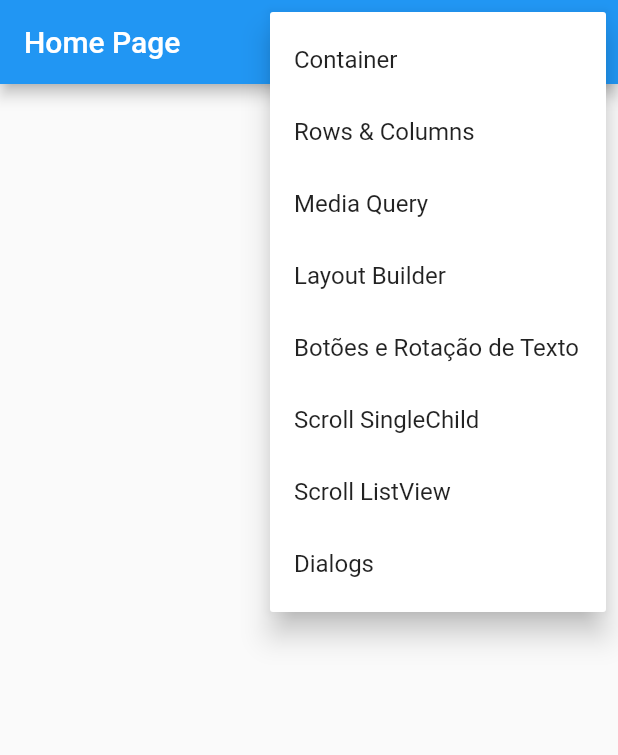
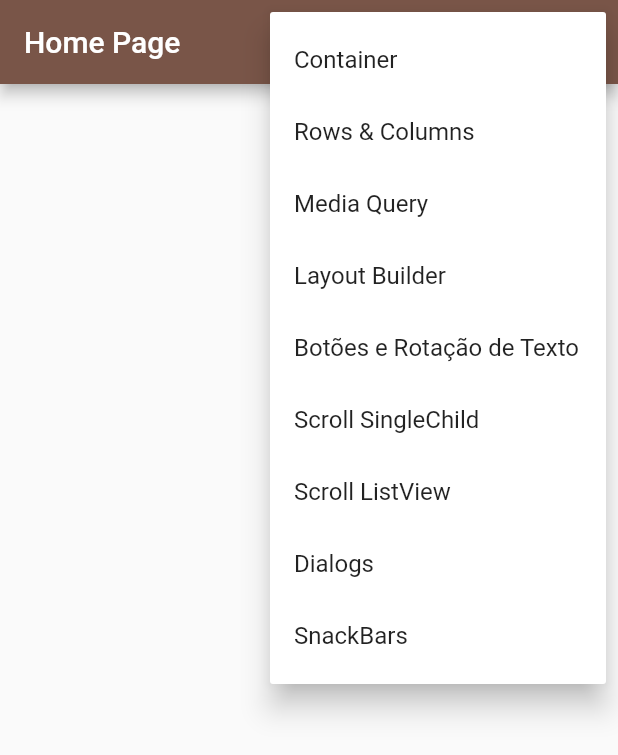
Before and after one commit to caneto/flutter_academiadoflutter, a Flutter app: the screen it shows after launch, after a tap on the "more vert" icon, on a phone screen of 412 x 824 dp. Shown: the top 755 px of the screen. Run offline on Flutter 3.47's test engine with Material 2 defaults, Android fonts, the phone set to English and light mode, and no system bars; our stand-ins replace device_preview.

Commit message:
Aula de Snackbar

```diff
--- a/flutter_primeiro_projeto/lib/main.dart
+++ b/flutter_primeiro_projeto/lib/main.dart
@@ -7,6 +7,7 @@ import 'package:device_preview/device_preview.dart';
 import 'package:flutter_primeiro_projeto/pages/layout_builder/layout_builder_page.dart';
 import 'package:flutter_primeiro_projeto/pages/scrolls/listview_page.dart';
 import 'package:flutter_primeiro_projeto/pages/scrolls/singlechildscrollview_page.dart';
+import 'package:flutter_primeiro_projeto/pages/snackbar/snackbar_page.dart';
 
 import 'pages/media_query/media_query_page.dart';
 import 'pages/rows_columns/rows_columns_page.dart';
@@ -33,7 +34,10 @@ class MyApp extends StatelessWidget {
       //locale: DevicePreview	.locale(context),
       //builder: DevicePreview.appBuilder,
       title: 'Flutter Primero Projeto',
-      //theme: ThemeData.light(),
+      theme: ThemeData(
+        primaryColor: Colors.amber,
+        primarySwatch: Colors.brown
+      ),
       //darkTheme: ThemeData.dark(),
       routes: {
         '/': (_) => const HomePage(),
@@ -44,7 +48,8 @@ class MyApp extends StatelessWidget {
         '/botoes_rotacao_texto': (_) => const BotoesRotacaoTextoPage(),
         '/scrolls/single_child': (_) => const SinglechildscrollviewPage(),
         '/scrolls/list_view': (_) => const ListviewPage(),
-        '/dialogs': (_) => const DialogsPage()
+        '/dialogs': (_) => const DialogsPage(),
+        '/snackbars': (_) => const SnackbarPage()
       },
     );
   }
--- a/flutter_primeiro_projeto/lib/pages/home/home_page.dart
+++ b/flutter_primeiro_projeto/lib/pages/home/home_page.dart
@@ -9,6 +9,7 @@ enum PopupMenuPages {
   scrolls_single_child,
   scrolls_list_view,
   dialogs,
+  snackbars,
 }
 
 class HomePage extends StatelessWidget {
@@ -48,6 +49,9 @@ class HomePage extends StatelessWidget {
                   case PopupMenuPages.dialogs:
                     Navigator.of(context).pushNamed('/dialogs');
                     break;
+                  case PopupMenuPages.snackbars:
+                    Navigator.of(context).pushNamed('/snackbars');
+                    break;
                 }
               },
               itemBuilder: (BuildContext context) {
@@ -83,6 +87,10 @@ class HomePage extends StatelessWidget {
                   const PopupMenuItem<PopupMenuPages>(
                     value: PopupMenuPages.dialogs,
                     child: Text('Dialogs'),
+                  ),
+                  const PopupMenuItem<PopupMenuPages>(
+                    value: PopupMenuPages.snackbars,
+                    child: Text('SnackBars'),
                   )
 
                 ];
```
Also changed, not shown: flutter_primeiro_projeto/lib/pages/snackbar/snackbar_page.dart (added, +49 -0 lines).
